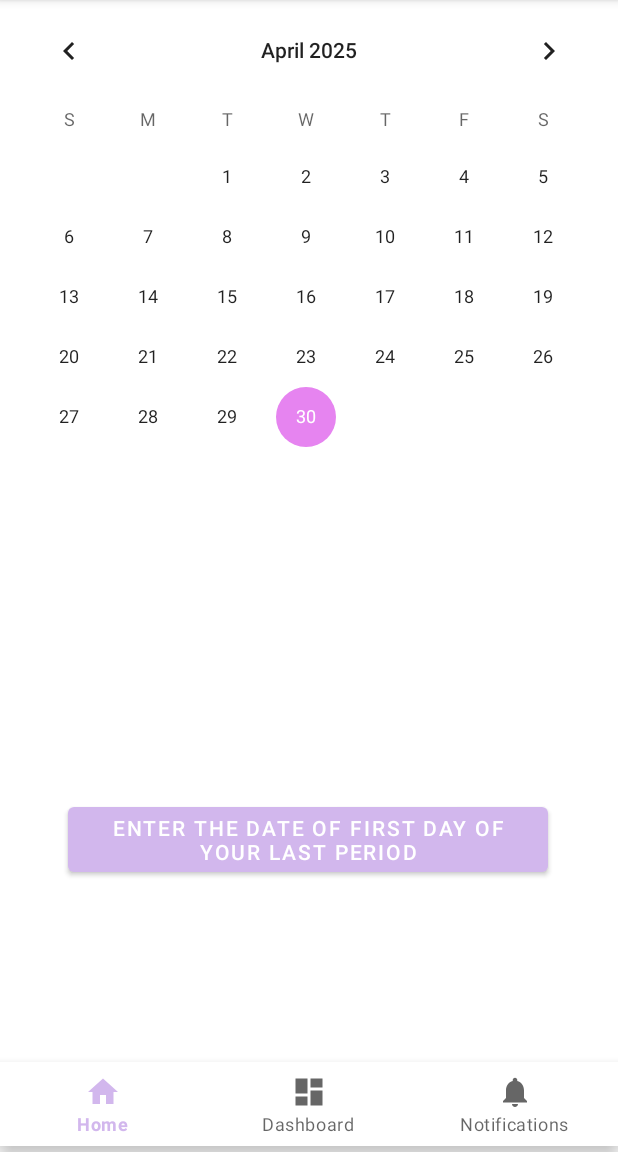
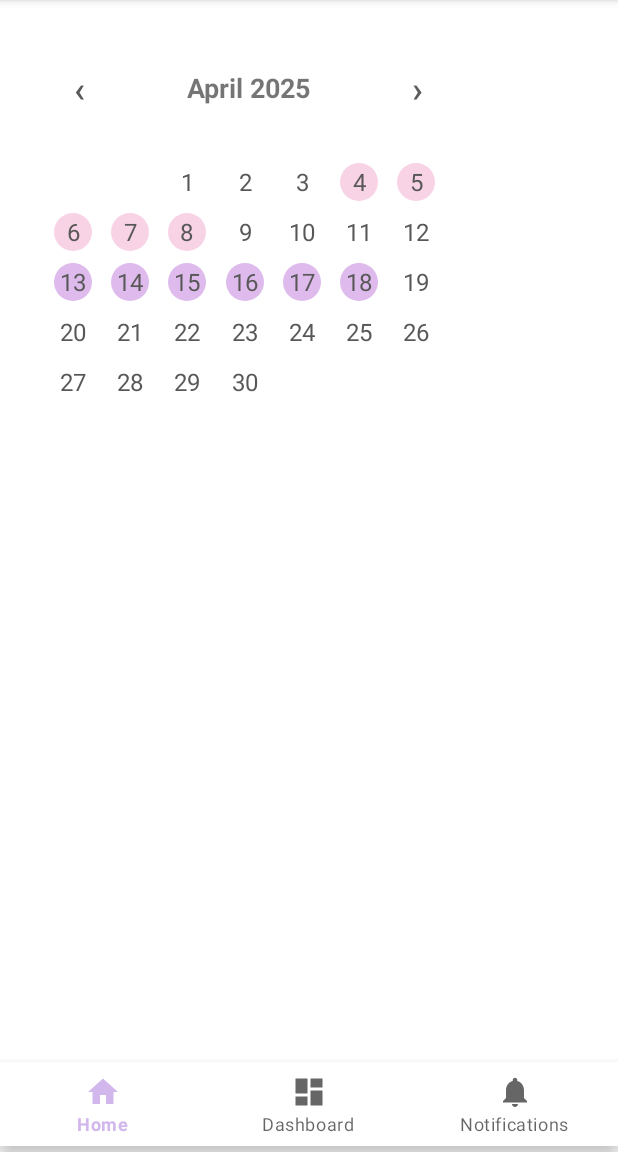
Before and after one commit to mavil323/android-womens-health-app, an Android app: the screen it shows after launch (MainActivity), on a phone screen of 412 x 824 dp, the part 84-1236 px from its top. Run offline under Robolectric (Android 15) with nearby library versions, the phone set to English and light mode, and no system bars; our stand-ins replace Firebase (no records; nobody signed in at launch, a user with empty details on screens opened directly), navigation-ui.

Commit message:
caldender UX/UI

```diff
--- a/app/build.gradle.kts
+++ b/app/build.gradle.kts
@@ -33,6 +33,7 @@ android {
     compileOptions {
         sourceCompatibility = JavaVersion.VERSION_11
         targetCompatibility = JavaVersion.VERSION_11
+
     }
     kotlinOptions {
         jvmTarget = "11"
@@ -60,6 +61,7 @@ dependencies {
     implementation(platform("com.google.firebase:firebase-bom:33.11.0"))
     implementation("com.google.firebase:firebase-analytics")
     val nav_version = "2.8.9"
+    coreLibraryDesugaring("com.android.tools:desugar_jdk_libs:2.0.4")
 
     // Jetpack Compose integration
     implementation("androidx.navigation:navigation-compose:$nav_version")
--- /dev/null
+++ b/app/src/main/java/com/example/myapplication/ui/cyclecalendar/CalendarAdapter.kt
@@ -0,0 +1,61 @@
+package com.example.myapplication.ui.cyclecalendar
+
+import android.view.GestureDetector
+import android.view.LayoutInflater
+import android.view.MotionEvent
+import android.view.View
+import android.view.ViewGroup
+import android.widget.FrameLayout
+import android.widget.TextView
+import androidx.recyclerview.widget.RecyclerView
+import com.example.myapplication.R
+
+class CalendarAdapter(
+    private val days: MutableList<DayData>,
+    private val onDayDoubleTap: (DayData) -> Unit
+) : RecyclerView.Adapter<CalendarAdapter.DayViewHolder>() {
+
+    inner class DayViewHolder(view: View) : RecyclerView.ViewHolder(view) {
+        val dayNumber: TextView = view.findViewById(R.id.day_number)
+        val dayContainer: FrameLayout = view.findViewById(R.id.day_container)
+    }
+
+    override fun onCreateViewHolder(parent: ViewGroup, viewType: Int): DayViewHolder {
+        val view = LayoutInflater.from(parent.context).inflate(R.layout.item_date, parent, false)
+        return DayViewHolder(view)
+    }
+
+    override fun onBindViewHolder(holder: DayViewHolder, position: Int) {
+        val day = days[position]
+        holder.dayNumber.text = if (day.day == 0) "" else day.day.toString()
+
+        when {
+            day.note != null -> holder.dayContainer.setBackgroundResource(R.drawable.bg_note_day)
+          //  day.isBirthday -> holder.dayContainer.setBackgroundResource(R.drawable.bg_birthday_day)
+            day.isPeriod -> holder.dayContainer.setBackgroundResource(R.drawable.bg_day_period)
+            day.isFertile -> holder.dayContainer.setBackgroundResource(R.drawable.bg_day_ovulation)
+            else -> holder.dayContainer.setBackgroundResource(R.drawable.bg_day_default)
+        }
+
+        val gestureDetector = GestureDetector(holder.itemView.context,
+            object : GestureDetector.SimpleOnGestureListener() {
+                override fun onDoubleTap(e: MotionEvent): Boolean {
+                    if (day.day != 0) onDayDoubleTap(day)
+                    return true
+                }
+            })
+
+        holder.itemView.setOnTouchListener { _, event ->
+            gestureDetector.onTouchEvent(event)
+            true
+        }
+    }
+
+    override fun getItemCount(): Int = days.size
+
+    fun updateData(newDays: List<DayData>) {
+        days.clear()
+        days.addAll(newDays)
+        notifyDataSetChanged()
+    }
+}
--- /dev/null
+++ b/app/src/main/java/com/example/myapplication/ui/cyclecalendar/CalendarFragment.kt
@@ -0,0 +1,139 @@
+package com.example.myapplication.ui.cyclecalendar
+
+import android.app.AlertDialog
+import android.os.Bundle
+import android.view.*
+import android.widget.*
+import androidx.fragment.app.Fragment
+import androidx.recyclerview.widget.GridLayoutManager
+import androidx.recyclerview.widget.RecyclerView
+import com.example.myapplication.R
+import java.text.SimpleDateFormat
+import java.util.*
+
+class CalendarFragment : Fragment() {
+
+    private lateinit var calendarRecyclerView: RecyclerView
+    private lateinit var textMonthYear: TextView
+    private lateinit var btnPrevMonth: Button
+    private lateinit var btnNextMonth: Button
+    private lateinit var calendarAdapter: CalendarAdapter
+
+    private val currentCalendar = Calendar.getInstance()
+    private val dateFormat = SimpleDateFormat("MMMM yyyy", Locale.getDefault())
+
+    private val prefs by lazy {
+        requireContext().getSharedPreferences("calendar_notes", android.content.Context.MODE_PRIVATE)
+    }
+
+    override fun onCreateView(
+        inflater: LayoutInflater, container: ViewGroup?,
+        savedInstanceState: Bundle?
+    ): View? {
+        val view = inflater.inflate(R.layout.fragment_calendar, container, false)
+
+        calendarRecyclerView = view.findViewById(R.id.calendarRecyclerView)
+        textMonthYear = view.findViewById(R.id.textMonthYear)
+        btnPrevMonth = view.findViewById(R.id.btnPrevMonth)
+        btnNextMonth = view.findViewById(R.id.btnNextMonth)
+
+        calendarRecyclerView.layoutManager = GridLayoutManager(requireContext(), 7)
+        calendarAdapter = CalendarAdapter(mutableListOf()) { day -> showNoteDialog(day) }
+        calendarRecyclerView.adapter = calendarAdapter
+
+        btnPrevMonth.setOnClickListener {
+            currentCalendar.add(Calendar.MONTH, -1)
+            updateCalendar()
+        }
+
+        btnNextMonth.setOnClickListener {
+            currentCalendar.add(Calendar.MONTH, 1)
+            updateCalendar()
+        }
+
+        updateCalendar()
+        return view
+    }
+
+    private fun updateCalendar() {
+        val days = generateMonthCalendar(currentCalendar)
+        textMonthYear.text = dateFormat.format(currentCalendar.time)
+        calendarAdapter.updateData(days)
+    }
+
+    private fun generateMonthCalendar(reference: Calendar): List<DayData> {
+        val days = mutableListOf<DayData>()
+        val tempCalendar = reference.clone() as Calendar
+        tempCalendar.set(Calendar.DAY_OF_MONTH, 1)
+
+        val firstDayOfWeek = tempCalendar.get(Calendar.DAY_OF_WEEK) - 1
+        val maxDay = tempCalendar.getActualMaximum(Calendar.DAY_OF_MONTH)
+
+        for (i in 0 until firstDayOfWeek) {
+            days.add(DayData(0))
+        }
+
+        val cycleLength = 28
+        val periodLength = 5
+        val fertileWindowStartOffset = 9
+
+        val periodStart = Calendar.getInstance()
+        periodStart.set(2025, Calendar.APRIL, 4)
+
+        for (day in 1..maxDay) {
+            tempCalendar.set(Calendar.DAY_OF_MONTH, day)
+
+            val isPeriod = isPredictedPeriod(tempCalendar.time, periodStart.time, cycleLength, periodLength)
+            val isFertile = isPredictedFertile(tempCalendar.time, periodStart.time, cycleLength, fertileWindowStartOffset)
+            val isBirthday = day == 18
+
+            val dayData = DayData(day, isPeriod, isFertile, isBirthday)
+            loadNoteForDate(dayData, reference.get(Calendar.YEAR), reference.get(Calendar.MONTH))
+            days.add(dayData)
+        }
+
+        return days
+    }
+
+    private fun isPredictedPeriod(current: Date, start: Date, cycleLength: Int, periodLength: Int): Boolean {
+        val diff = (current.time - start.time) / (1000 * 60 * 60 * 24)
+        if (diff < 0) return false
+        val daysSinceLastPeriod = diff % cycleLength
+        return daysSinceLastPeriod < periodLength
+    }
+
+    private fun isPredictedFertile(current: Date, start: Date, cycleLength: Int, fertileOffset: Int): Boolean {
+        val diff = (current.time - start.time) / (1000 * 60 * 60 * 24)
+        if (diff < 0) return false
+        val daysSinceLastPeriod = diff % cycleLength
+        return daysSinceLastPeriod in fertileOffset..(fertileOffset + 5)
+    }
+
+    private fun saveNoteForDate(day: DayData, year: Int, month: Int) {
+        val key = "$year-${month + 1}-${day.day}"
+        prefs.edit().putString(key, day.note).apply()
+    }
+
+    private fun loadNoteForDate(day: DayData, year: Int, month: Int) {
+        val key = "$year-${month + 1}-${day.day}"
+        day.note = prefs.getString(key, null)
+    }
+
+    private fun showNoteDialog(day: DayData) {
+        val input = EditText(requireContext())
+        input.setText(day.note ?: "")
+        input.hint = "Enter a note"
+
+        AlertDialog.Builder(requireContext())
+            .setTitle("Note for ${day.day} ${dateFormat.format(currentCalendar.time)}")
+            .setView(input)
+            .setPositiveButton("Save") { _, _ ->
+                val noteText = input.text.toString()
+                day.note = noteText
+                saveNoteForDate(day, currentCalendar.get(Calendar.YEAR), currentCalendar.get(Calendar.MONTH))
+                calendarAdapter.notifyDataSetChanged()
+            }
+            .setNegativeButton("Cancel", null)
+            .show()
+    }
+}
--- /dev/null
+++ b/app/src/main/java/com/example/myapplication/ui/cyclecalendar/DayData.kt
@@ -0,0 +1,9 @@
+package com.example.myapplication.ui.cyclecalendar
+
+data class DayData(
+    val day: Int,
+    val isPeriod: Boolean = false,
+    val isFertile: Boolean = false,
+    val isBirthday: Boolean = false,
+    var note: String? = null
+)
--- a/app/src/main/java/com/example/myapplication/ui/home/HomeFragment.kt
+++ b/app/src/main/java/com/example/myapplication/ui/home/HomeFragment.kt
@@ -4,23 +4,13 @@ import android.os.Bundle
 import android.view.LayoutInflater
 import android.view.View
 import android.view.ViewGroup
-import android.widget.TextView
 import androidx.fragment.app.Fragment
-import android.widget.CalendarView
-import android.widget.Button
-import android.widget.Toast
 import com.example.myapplication.databinding.FragmentHomeBinding
-import com.google.android.material.datepicker.MaterialDatePicker
-import com.google.android.material.datepicker.MaterialDatePicker.Builder
 import androidx.lifecycle.ViewModelProvider
-
 
 class HomeFragment : Fragment() {
 
     private var _binding: FragmentHomeBinding? = null
-
-    // This property is only valid between onCreateView and
-    // onDestroyView.
     private val binding get() = _binding!!
 
     override fun onCreateView(
@@ -28,40 +18,14 @@ class HomeFragment : Fragment() {
         container: ViewGroup?,
         savedInstanceState: Bundle?
     ): View {
-        val homeViewModel =
-            ViewModelProvider(this).get(HomeViewModel::class.java)
+        val homeViewModel = ViewModelProvider(this)[HomeViewModel::class.java]
 
         _binding = FragmentHomeBinding.inflate(inflater, container, false)
         val root: View = binding.root
 
-        val calendarView: CalendarView = binding.calendarView
-        calendarView.setOnDateChangeListener { _, year, month, dayOfMonth ->
-            val selectedDate = "$dayOfMonth/${month + 1}/$year"
-            Toast.makeText(requireContext(), "Selected Date: $selectedDate", Toast.LENGTH_SHORT).show()
-        }
-        // Initialize DatePicker Button
-        val btnDatePicker: Button = binding.btnDatePicker
-        btnDatePicker.setOnClickListener {
-            val datePicker = Builder.datePicker()
-                .setTitleText("Select a Date")
-                .build()
+        // The calendar is now displayed through <FragmentContainerView> in the XML.
+        // No manual calendar setup needed here.
 
-            // Show the DatePicker
-            datePicker.show(parentFragmentManager, "DATE_PICKER")
-
-            // Handle Date Selection
-            datePicker.addOnPositiveButtonClickListener { selection ->
-                Toast.makeText(
-                    requireContext(),
-                    "Selected Date: ${datePicker.headerText}",
-                    Toast.LENGTH_SHORT
-                ).show()
-            }
-        }
-        //val textView: TextView = binding.textHome
-        //homeViewModel.text.observe(viewLifecycleOwner) {
-          //  textView.text = it
-       // }
         return root
     }
 
--- a/app/src/main/java/com/example/myapplication/ui/login/LogInFragment.kt
+++ b/app/src/main/java/com/example/myapplication/ui/login/LogInFragment.kt
@@ -13,6 +13,7 @@ import androidx.fragment.app.Fragment
 import com.example.myapplication.R
 import com.google.firebase.auth.FirebaseAuth
 import androidx.appcompat.app.AppCompatActivity
+import androidx.navigation.fragment.findNavController
 import com.example.myapplication.MainActivity
 
 class LogInFragment : Fragment() {
@@ -86,6 +87,9 @@ class LogInFragment : Fragment() {
                     // ✅ Tell MainActivity to show logged-in drawer
                     (activity as? MainActivity)?.updateDrawerForUserState(true)
 
+
+
+
                     setHasOptionsMenu(true)
 
                 } else {
--- /dev/null
+++ b/app/src/main/res/drawable/bg_day_default.xml
@@ -0,0 +1,4 @@
+<shape xmlns:android="http://schemas.android.com/apk/res/android"
+    android:shape="oval">
+    <solid android:color="#FFFFFF"/>
+</shape>
--- /dev/null
+++ b/app/src/main/res/drawable/bg_day_ovulation.xml
@@ -0,0 +1,4 @@
+<shape xmlns:android="http://schemas.android.com/apk/res/android"
+    android:shape="oval">
+    <solid android:color="#DEBAED"/> <!-- Light Pink -->
+</shape>
--- /dev/null
+++ b/app/src/main/res/drawable/bg_day_period.xml
@@ -0,0 +1,4 @@
+<shape xmlns:android="http://schemas.android.com/apk/res/android"
+    android:shape="oval">
+    <solid android:color="#F8D3E6"/> <!-- Light Lavender -->
+</shape>
--- /dev/null
+++ b/app/src/main/res/drawable/bg_note_day.xml
@@ -0,0 +1,5 @@
+<shape xmlns:android="http://schemas.android.com/apk/res/android"
+    android:shape="rectangle">
+    <solid android:color="#D1C4E9"/> <!-- soft purple -->
+    <corners android:radius="8dp"/>
+</shape>
--- /dev/null
+++ b/app/src/main/res/layout/fragment_calendar.xml
@@ -0,0 +1,58 @@
+<?xml version="1.0" encoding="utf-8"?>
+<LinearLayout xmlns:android="http://schemas.android.com/apk/res/android"
+    android:id="@+id/calendarFragment"
+    android:layout_width="match_parent"
+    android:layout_height="match_parent"
+    android:orientation="vertical"
+    android:padding="16dp"
+    android:background="@android:color/white"
+    android:gravity="center">
+
+    <!-- Month Header -->
+    <LinearLayout
+        android:id="@+id/headerLayout"
+        android:layout_width="match_parent"
+        android:layout_height="wrap_content"
+        android:orientation="horizontal"
+        android:gravity="center"
+        android:paddingBottom="12dp"
+        android:layout_marginBottom="8dp">
+
+        <Button
+            android:id="@+id/btnPrevMonth"
+            android:layout_width="42dp"
+            android:layout_height="wrap_content"
+            android:text="‹"
+            android:textColor="#5B5A5A"
+            android:background="@android:color/transparent"
+            android:textSize="24sp"/>
+
+        <TextView
+            android:id="@+id/textMonthYear"
+            android:layout_width="0dp"
+            android:layout_height="wrap_content"
+            android:layout_weight="1"
+            android:gravity="center"
+            android:text="Month Year"
+            android:textSize="18sp"
+            android:textStyle="bold" />
+
+        <Button
+        android:id="@+id/btnNextMonth"
+        android:layout_width="42dp"
+        android:layout_height="wrap_content"
+        android:text="›"
+        android:textColor="#5B5A5A" android:background="@android:color/transparent"
+        android:textSize="24sp"/>
+    </LinearLayout>
+
+    <!-- Calendar Grid -->
+    <androidx.recyclerview.widget.RecyclerView
+        android:id="@+id/calendarRecyclerView"
+        android:layout_width="match_parent"
+        android:layout_height="0dp"
+        android:layout_weight="1"
+        android:clipChildren="false"
+        android:clipToPadding="false"
+        android:overScrollMode="never" />
+</LinearLayout>
--- a/app/src/main/res/layout/fragment_home.xml
+++ b/app/src/main/res/layout/fragment_home.xml
@@ -4,29 +4,22 @@
     xmlns:tools="http://schemas.android.com/tools"
     android:layout_width="match_parent"
     android:layout_height="match_parent"
-
     tools:context=".ui.home.HomeFragment">
 
+    <LinearLayout
+        android:layout_width="331dp"
+        android:layout_height="319dp"
+        android:orientation="vertical"
+        android:padding="16dp"
+        tools:layout_editor_absoluteX="80dp"
+        tools:layout_editor_absoluteY="412dp">
 
-    <CalendarView
-        android:id="@+id/calendarView"
-        android:layout_width="match_parent"
-        android:layout_height="wrap_content"
-        android:layout_gravity="center"
-        tools:ignore="MissingConstraints"
-        tools:layout_editor_absoluteX="0dp"
-        tools:layout_editor_absoluteY="162dp" />
+        <androidx.fragment.app.FragmentContainerView
+            android:id="@+id/calendarContainer"
+            android:name="com.example.myapplication.ui.cyclecalendar.CalendarFragment"
+            android:layout_width="match_parent"
+            android:layout_height="wrap_content" />
 
-    <Button
-        android:id="@+id/btnDatePicker"
-        android:layout_width="wrap_content"
-        android:layout_height="wrap_content"
-        android:layout_gravity="center"
-        android:layout_marginTop="532dp"
-        android:text="Enter the Date of first day of your last period"
-        app:layout_constraintEnd_toEndOf="parent"
-        app:layout_constraintHorizontal_bias="0.494"
-        app:layout_constraintStart_toStartOf="parent"
-        app:layout_constraintTop_toTopOf="parent" />
+    </LinearLayout>
 
 </androidx.constraintlayout.widget.ConstraintLayout>
--- /dev/null
+++ b/app/src/main/res/layout/item_date.xml
@@ -0,0 +1,17 @@
+<!-- res/layout/item_day.xml -->
+<FrameLayout xmlns:android="http://schemas.android.com/apk/res/android"
+    android:id="@+id/day_container"
+    android:layout_width="25dp"
+    android:layout_height="25dp"
+    android:layout_margin="4dp"
+    android:background="@drawable/bg_day_default">
+
+    <TextView
+        android:id="@+id/day_number"
+        android:layout_width="match_parent"
+        android:layout_height="match_parent"
+        android:gravity="center"
+        android:text="1"
+        android:textSize="16sp"
+        android:textColor="#595858" />
+</FrameLayout>
--- a/build.gradle.kts
+++ b/build.gradle.kts
@@ -2,6 +2,7 @@
 plugins {
     alias(libs.plugins.android.application) apply false
     alias(libs.plugins.kotlin.android) apply false
+   // id("org.jetbrains.kotlin.android") version "1.9.10" apply false
     id("com.google.gms.google-services") version "4.4.2" apply false
 
 }
```
